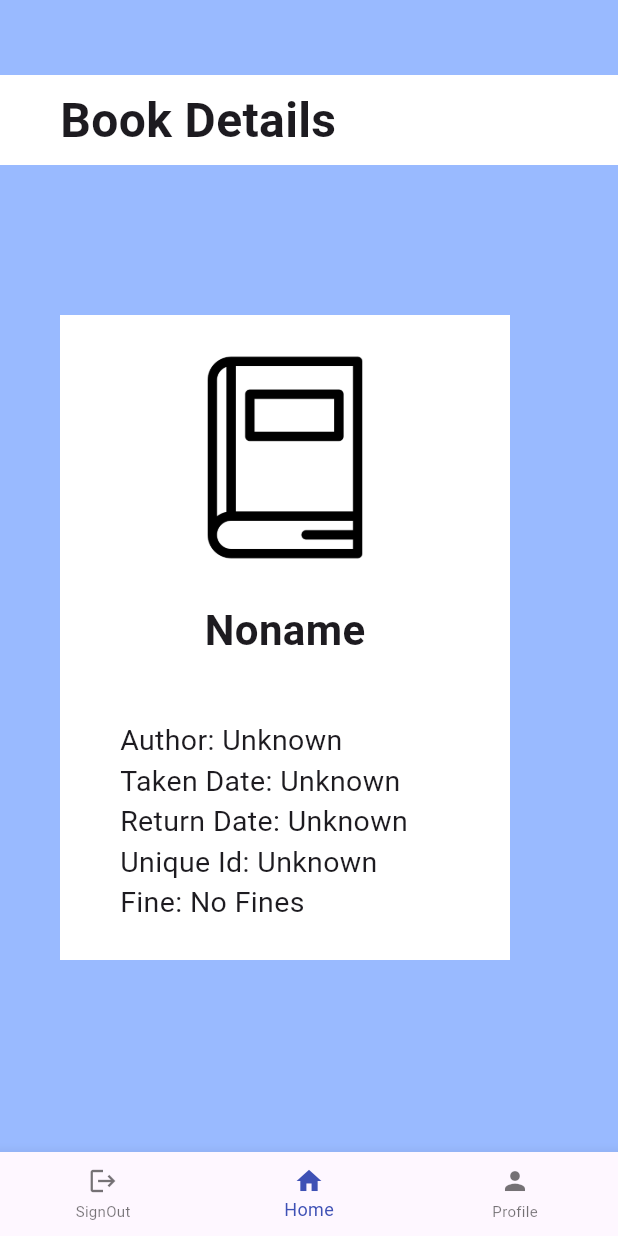
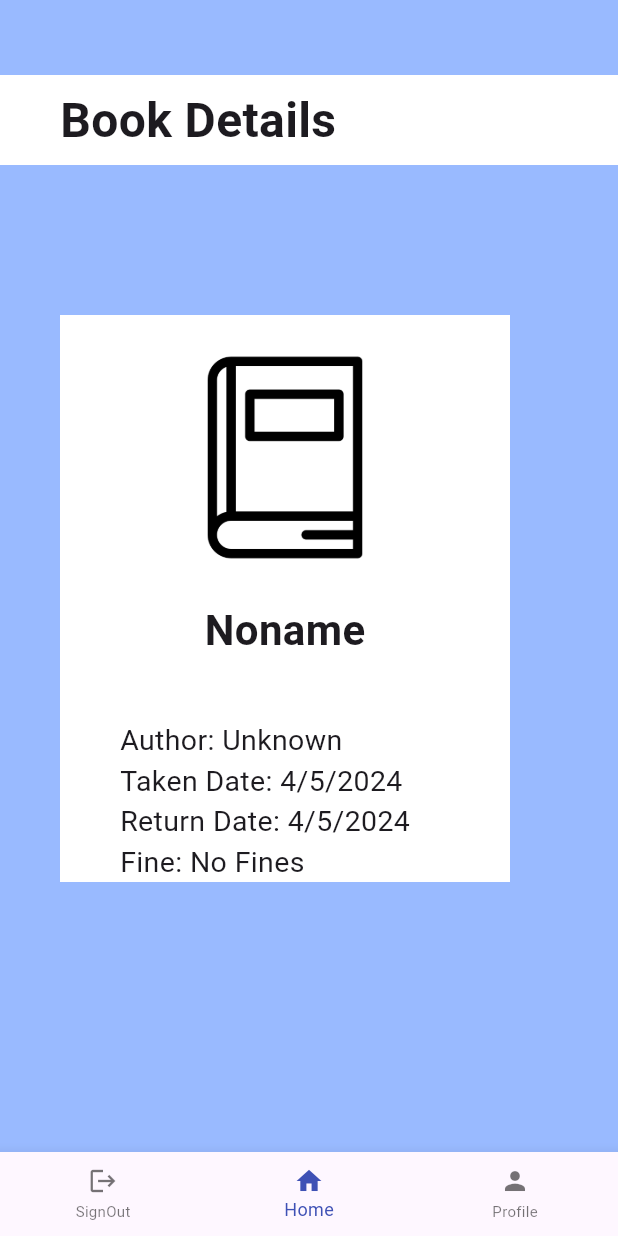
Before and after one commit to RenyMathew/LibnotiFF, a Flutter app: the BookDetails screen opened directly with empty values, on a phone screen of 412 x 824 dp. Run offline on Flutter 3.47's test engine with Material 3 defaults, Android fonts, the phone set to English and light mode, and no system bars; our stand-ins replace cloud_firestore, firebase_core, table_calendar; accounts and stored records are empty.

```diff
--- a/lib/bookdetails.dart
+++ b/lib/bookdetails.dart
@@ -20,9 +20,17 @@ class _BookDetailsState extends State<BookDetails> {
 
   @override
   Widget build(BuildContext context) {
+    String returnDate = widget.book['ReturnDate'] ?? 'Unknown';
+    String takeDate = widget.book['TakeDate'] ?? 'Unknown';
+    DateTime presentDate = DateTime.now();
+    DateTime returnDateTime =
+        returnDate != 'Unknown' ? DateTime.parse(returnDate) : DateTime.now();
+    DateTime takeDateTime =
+        takeDate != 'Unknown' ? DateTime.parse(takeDate) : DateTime.now();
+    Duration difference = presentDate.difference(returnDateTime);
+    int fine = difference.inDays * 1;
     return WillPopScope(
       onWillPop: () async {
-        // ignore: unnecessary_null_comparison
         if (_lastBackButtonPressTime == null ||
             DateTime.now().difference(_lastBackButtonPressTime) >
                 Duration(seconds: 2)) {
@@ -71,6 +79,7 @@ class _BookDetailsState extends State<BookDetails> {
           },
         ),
         body: SafeArea(
+          child: SingleChildScrollView(
             child: Column(
               crossAxisAlignment: CrossAxisAlignment.start,
               children: [
@@ -84,8 +93,8 @@ class _BookDetailsState extends State<BookDetails> {
                       padding: const EdgeInsets.only(left: 40, top: 7),
                       child: Text(
                         "Book Details",
-                      style:
-                          TextStyle(fontSize: 32, fontWeight: FontWeight.w700),
+                        style: TextStyle(
+                            fontSize: 32, fontWeight: FontWeight.w700),
                       ),
                     ),
                   ),
@@ -94,7 +103,6 @@ class _BookDetailsState extends State<BookDetails> {
                 Padding(
                   padding: const EdgeInsets.only(left: 40),
                   child: Container(
-                  height: 430,
                     width: 300,
                     color: Colors.white,
                     child: Column(
@@ -114,7 +122,7 @@ class _BookDetailsState extends State<BookDetails> {
                                 height: 20,
                               ),
                               Text(
-                              '${widget.book['name'] ?? 'Noname'}',
+                                '${widget.book['BookName'] ?? 'Noname'}',
                                 style: TextStyle(
                                     fontSize: 28, fontWeight: FontWeight.w700),
                               ),
@@ -130,27 +138,22 @@ class _BookDetailsState extends State<BookDetails> {
                             crossAxisAlignment: CrossAxisAlignment.start,
                             children: [
                               Text(
-                              'Author: ${widget.book['author'] ?? 'Unknown'}',
+                                'Author: ${widget.book['Author'] ?? 'Unknown'}',
                                 style: TextStyle(
                                     fontSize: 19, fontWeight: FontWeight.w400),
                               ),
                               Text(
-                              'Taken Date: ${widget.book['takenDate'] ?? 'Unknown'}',
+                                'Taken Date: ${takeDateTime.day}/${takeDateTime.month}/${takeDateTime.year}',
                                 style: TextStyle(
                                     fontSize: 19, fontWeight: FontWeight.w400),
                               ),
                               Text(
-                              'Return Date: ${widget.book['returnDate'] ?? 'Unknown'}',
+                                'Return Date: ${returnDateTime.day}/${returnDateTime.month}/${returnDateTime.year}',
                                 style: TextStyle(
                                     fontSize: 19, fontWeight: FontWeight.w400),
                               ),
                               Text(
-                              'Unique Id: ${widget.book['uniqueId'] ?? 'Unknown'}',
-                              style: TextStyle(
-                                  fontSize: 19, fontWeight: FontWeight.w400),
-                            ),
-                            Text(
-                              'Fine: ${widget.book['fine'] ?? 'No Fines'}',
+                                'Fine: ${fine > 0 ? fine.toString() : 'No Fines'}',
                                 style: TextStyle(
                                     fontSize: 19, fontWeight: FontWeight.w400),
                               ),
@@ -165,6 +168,7 @@ class _BookDetailsState extends State<BookDetails> {
             ),
           ),
         ),
+      ),
     );
   }
 }
```
Also changed, not shown: lib/home.dart (+27 -7 lines), lib/profile.dart (+122 -26 lines). Lines whose indentation alone changed are shown as unchanged.
